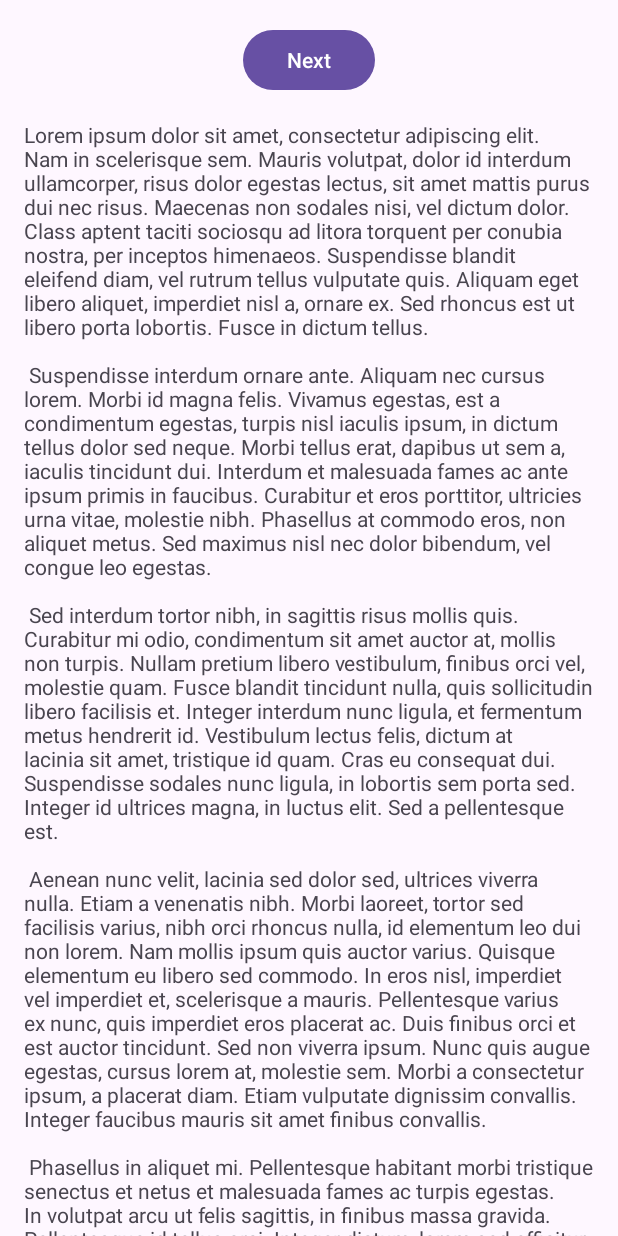
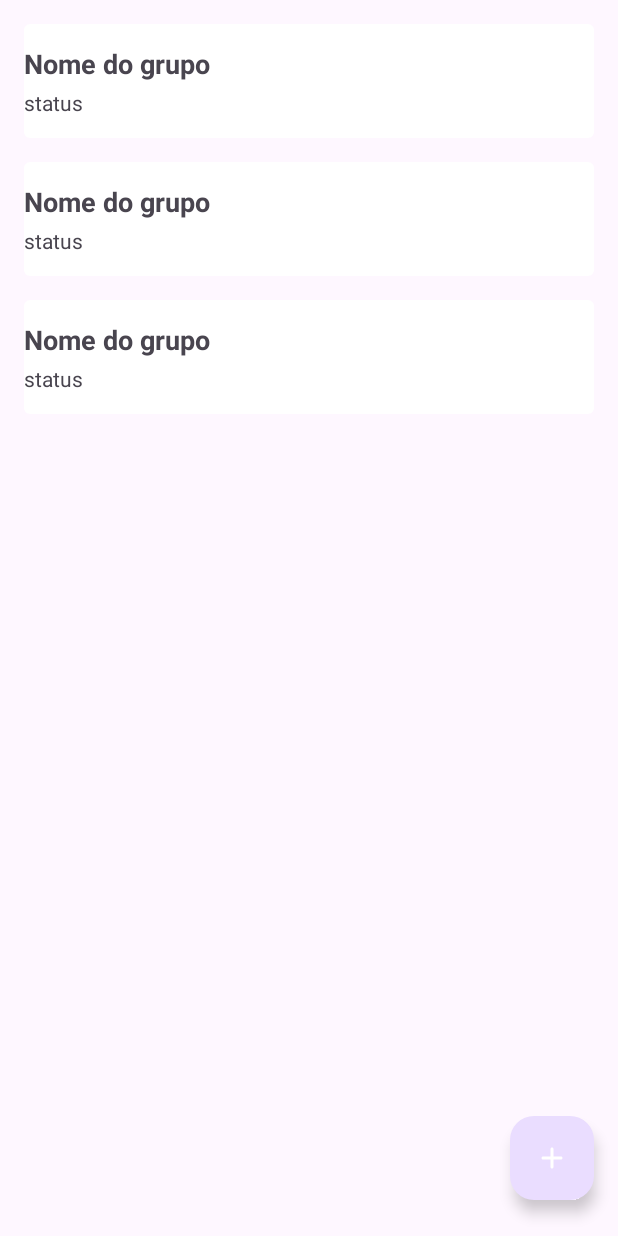
Before and after one commit to brect/smart-soccer, an Android app: the layout fragment_first.xml on its own in the app's theme, with its tools: preview values and no code run, on a phone screen of 412 x 824 dp. Run offline under Robolectric (Android 15) with nearby library versions, the phone set to English and light mode, and no system bars.

Commit message:
ajusta navegação e refatora layouts

```diff
--- a/app/src/main/AndroidManifest.xml
+++ b/app/src/main/AndroidManifest.xml
@@ -3,6 +3,7 @@
     xmlns:tools="http://schemas.android.com/tools">
 
     <application
+        android:name=".SmartSoccerApp"
         android:allowBackup="true"
         android:dataExtractionRules="@xml/data_extraction_rules"
         android:fullBackupContent="@xml/backup_rules"
--- a/app/src/main/java/com/padawanbr/smartsoccer/presentation/SoccerPlayerFragment.kt
+++ b/app/src/main/java/com/padawanbr/smartsoccer/presentation/SoccerPlayerFragment.kt
@@ -34,7 +34,7 @@ class SoccerPlayerFragment : Fragment() {
         super.onViewCreated(view, savedInstanceState)
 
         binding.buttonSecond.setOnClickListener {
-            findNavController().navigate(R.id.action_SecondFragment_to_FirstFragment)
+            findNavController().navigate(R.id.action_SoccerPlayerFragment_to_GroupsFragment)
         }
     }
 
--- /dev/null
+++ b/app/src/main/res/drawable/background_group_item_rounded_border.xml
@@ -0,0 +1,7 @@
+<?xml version="1.0" encoding="utf-8"?>
+<shape xmlns:android = "http://schemas.android.com/apk/res/android"
+    android:shape = "rectangle">
+    <solid android:color = "@color/white" />
+    <corners
+        android:radius="4dp"/>
+</shape>
--- /dev/null
+++ b/app/src/main/res/drawable/ic_add_round.xml
@@ -0,0 +1,5 @@
+<vector android:height="24dp" android:tint="#FFFFFF"
+    android:viewportHeight="24" android:viewportWidth="24"
+    android:width="24dp" xmlns:android="http://schemas.android.com/apk/res/android">
+    <path android:fillColor="@android:color/white" android:pathData="M18,13h-5v5c0,0.55 -0.45,1 -1,1s-1,-0.45 -1,-1v-5H6c-0.55,0 -1,-0.45 -1,-1s0.45,-1 1,-1h5V6c0,-0.55 0.45,-1 1,-1s1,0.45 1,1v5h5c0.55,0 1,0.45 1,1s-0.45,1 -1,1z"/>
+</vector>
--- a/app/src/main/res/layout/fragment_first.xml
+++ b/app/src/main/res/layout/fragment_first.xml
@@ -1,35 +1,36 @@
 <?xml version="1.0" encoding="utf-8"?>
-<androidx.core.widget.NestedScrollView xmlns:android="http://schemas.android.com/apk/res/android"
+<androidx.constraintlayout.widget.ConstraintLayout xmlns:android="http://schemas.android.com/apk/res/android"
     xmlns:app="http://schemas.android.com/apk/res-auto"
     xmlns:tools="http://schemas.android.com/tools"
+    android:id="@+id/nestedScrollView"
     android:layout_width="match_parent"
     android:layout_height="match_parent"
     tools:context=".presentation.GroupsFragment">
 
-    <androidx.constraintlayout.widget.ConstraintLayout
+    <androidx.recyclerview.widget.RecyclerView
+        android:id="@+id/recycler_group_itens"
         android:layout_width="match_parent"
-        android:layout_height="match_parent"
-        android:padding="16dp">
+        android:layout_height="0dp"
+        android:layout_marginVertical="8dp"
+        android:orientation="vertical"
+        app:layoutManager="androidx.recyclerview.widget.LinearLayoutManager"
+        app:layout_constraintBottom_toBottomOf="parent"
+        app:layout_constraintEnd_toEndOf="parent"
+        app:layout_constraintStart_toStartOf="parent"
+        app:layout_constraintTop_toTopOf="parent"
+        tools:listitem="@layout/item_group" />
 
-        <Button
-            android:id="@+id/button_first"
-            android:layout_width="wrap_content"
-            android:layout_height="wrap_content"
-            android:text="@string/next"
-            app:layout_constraintBottom_toTopOf="@id/textview_first"
-            app:layout_constraintEnd_toEndOf="parent"
-            app:layout_constraintStart_toStartOf="parent"
-            app:layout_constraintTop_toTopOf="parent" />
+    <com.google.android.material.floatingactionbutton.FloatingActionButton
+        android:id="@+id/floatingActionButton"
+        android:layout_width="wrap_content"
+        android:layout_height="wrap_content"
+        android:layout_gravity="end|bottom"
+        android:layout_margin="16dp"
+        android:src="@drawable/ic_add_round"
+        app:backgroundTintMode="src_over"
+        app:layout_constraintBottom_toBottomOf="@+id/recycler_group_itens"
+        app:layout_constraintEnd_toEndOf="parent"
+        app:tint="@color/white" />
 
-        <TextView
-            android:id="@+id/textview_first"
-            android:layout_width="wrap_content"
-            android:layout_height="wrap_content"
-            android:layout_marginTop="16dp"
-            android:text="@string/lorem_ipsum"
-            app:layout_constraintBottom_toBottomOf="parent"
-            app:layout_constraintEnd_toEndOf="parent"
-            app:layout_constraintStart_toStartOf="parent"
-            app:layout_constraintTop_toBottomOf="@id/button_first" />
-    </androidx.constraintlayout.widget.ConstraintLayout>
-</androidx.core.widget.NestedScrollView>
+
+</androidx.constraintlayout.widget.ConstraintLayout>
--- /dev/null
+++ b/app/src/main/res/layout/item_group.xml
@@ -0,0 +1,36 @@
+<?xml version="1.0" encoding="utf-8"?>
+<androidx.constraintlayout.widget.ConstraintLayout xmlns:android="http://schemas.android.com/apk/res/android"
+    xmlns:app="http://schemas.android.com/apk/res-auto"
+    android:layout_width="match_parent"
+    android:layout_height="wrap_content"
+    android:layout_marginHorizontal="16dp"
+    android:layout_marginVertical="8dp"
+    android:background="@drawable/background_group_item_rounded_border">
+
+    <TextView
+        android:id="@+id/textView_group_title"
+        android:layout_width="wrap_content"
+        android:layout_height="wrap_content"
+        android:layout_marginTop="14dp"
+        android:text="Nome do grupo"
+        android:textSize="18sp"
+        android:textStyle="bold"
+        app:layout_constraintBottom_toTopOf="@+id/textView_group_subtitle"
+        app:layout_constraintStart_toStartOf="parent"
+        app:layout_constraintTop_toTopOf="parent"
+        app:layout_constraintVertical_chainStyle="packed" />
+
+    <TextView
+        android:id="@+id/textView_group_subtitle"
+        android:layout_width="wrap_content"
+        android:layout_height="wrap_content"
+        android:layout_marginTop="4dp"
+        android:layout_marginBottom="14dp"
+        android:text="status"
+        android:textSize="14sp"
+        app:layout_constraintBottom_toBottomOf="parent"
+        app:layout_constraintStart_toStartOf="@+id/textView_group_title"
+        app:layout_constraintTop_toBottomOf="@+id/textView_group_title" />
+
+
+</androidx.constraintlayout.widget.ConstraintLayout>
--- a/app/src/main/res/values/strings.xml
+++ b/app/src/main/res/values/strings.xml
@@ -2,8 +2,8 @@
     <string name="app_name">Smart Soccer</string>
     <string name="action_settings">Settings</string>
     <!-- Strings used for fragments for navigation -->
-    <string name="first_fragment_label">First Fragment</string>
-    <string name="second_fragment_label">Second Fragment</string>
+    <string name="group_fragment_label">First Fragment</string>
+    <string name="soccer_player_fragment_label">Second Fragment</string>
     <string name="next">Next</string>
     <string name="previous">Previous</string>
 
```
Also changed, not shown: app/src/main/java/com/padawanbr/smartsoccer/presentation/GroupsFragment.kt (+36 -5 lines), app/src/main/java/com/padawanbr/smartsoccer/presentation/MainActivity.kt (+2 -27 lines), app/src/main/res/layout/activity_main.xml (+0 -9 lines), app/src/main/res/layout/bottonsheet_create_group.xml (added, +74 -0 lines), app/src/main/res/navigation/nav_graph.xml (+9 -9 lines).
